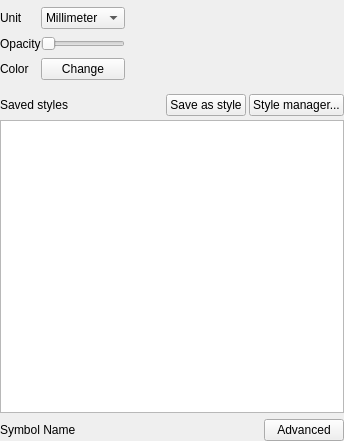
First picture: the form in src/ui/symbollayer/widget_symbolslist.ui, repository qgis/QGIS, before the edit.
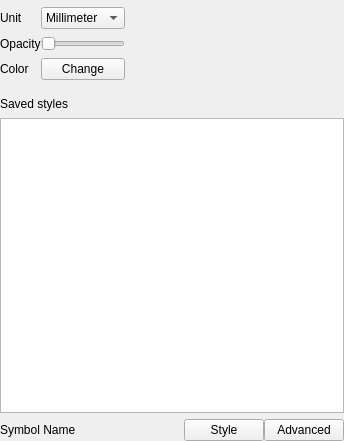
Second picture: the form after the edit. Custom widgets are drawn as their Qt base class.

Diff of the .ui file:
```diff
--- a/src/ui/symbollayer/widget_symbolslist.ui
+++ b/src/ui/symbollayer/widget_symbolslist.ui
@@ -250,20 +250,6 @@
        </property>
       </spacer>
      </item>
-     <item>
-      <widget class="QPushButton" name="btnAddToStyle">
-       <property name="text">
-        <string>Save as style</string>
-       </property>
-      </widget>
-     </item>
-     <item>
-      <widget class="QPushButton" name="btnStyleManager">
-       <property name="text">
-        <string>Style manager...</string>
-       </property>
-      </widget>
-     </item>
     </layout>
    </item>
    <item row="2" column="0">
@@ -325,6 +311,13 @@
        </property>
       </spacer>
      </item>
+     <item>
+      <widget class="QPushButton" name="btnStyle">
+       <property name="text">
+        <string>Style</string>
+       </property>
+      </widget>
+     </item>
      <item>
       <widget class="QPushButton" name="btnAdvanced">
        <property name="text">
```
